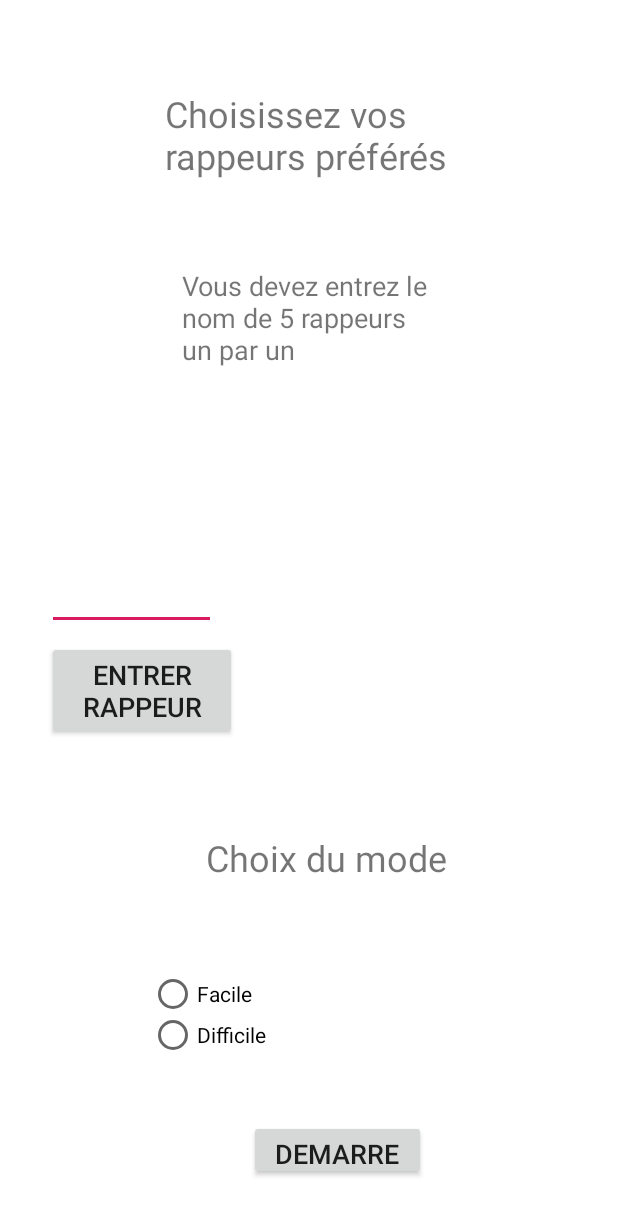
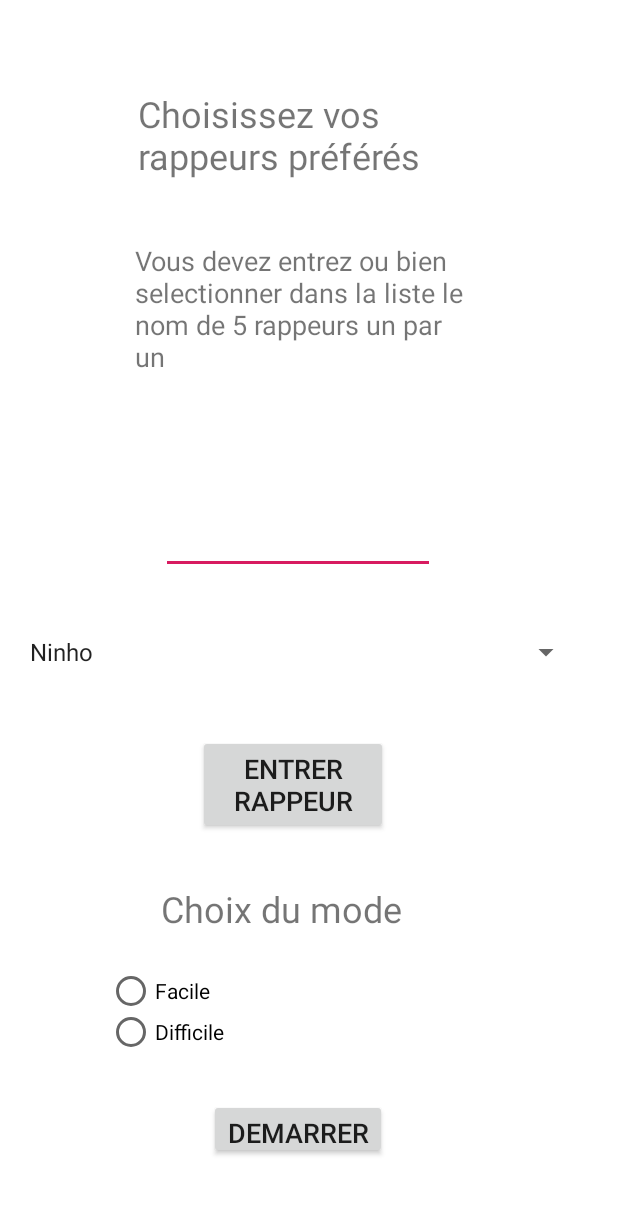
Before and after one commit to FaresAmiar/RapGuessR, an Android app: the ChoixRapperActivity screen opened directly, with no data from a screen before it, after a tap on "ENTRER RAPPEUR", on a phone screen of 412 x 824 dp. Shown: the top 1215 px of the screen. Run offline under Robolectric (Android 15) with nearby library versions, the phone set to English and light mode, and no system bars; our stand-ins replace Firebase (no records; nobody signed in at launch, a user with empty details on screens opened directly); 2 statements that could not run were skipped.

```diff
--- a/app/build.gradle
+++ b/app/build.gradle
@@ -30,4 +30,5 @@ dependencies {
     testImplementation 'junit:junit:4.12'
     androidTestImplementation 'androidx.test.ext:junit:1.1.1'
     androidTestImplementation 'androidx.test.espresso:espresso-core:3.2.0'
+    implementation 'com.google.firebase:firebase-firestore:21.4.1'
 }
--- a/app/src/main/java/com/rapguessr/ChoixRapperActivity.java
+++ b/app/src/main/java/com/rapguessr/ChoixRapperActivity.java
@@ -2,33 +2,51 @@ package com.rapguessr;
 
 import android.content.Intent;
 import android.os.Bundle;
+import android.text.TextUtils;
 import android.view.View;
 import android.widget.Button;
 import android.widget.EditText;
 import android.widget.RadioButton;
 import android.widget.RadioGroup;
+import android.widget.Spinner;
 import android.widget.Toast;
 
 import androidx.appcompat.app.AppCompatActivity;
 
+import com.google.firebase.database.DatabaseReference;
+import com.google.firebase.database.FirebaseDatabase;
+import com.rapguessr.models.User;
+
 import java.util.ArrayList;
-import java.util.List;
 
 public class ChoixRapperActivity extends AppCompatActivity {
 
-    private List<String> rappeurs;
+    private ArrayList<String> rappeurs;
     private EditText etRappeur;
+    private Spinner rappeurSpinner;
     private RadioGroup radioGroup;
     private int cptRappeurs;
     private RadioButton radFacile, radDifficile;
+    private String pseudo;
+
+    DatabaseReference databaseUser;
 
     @Override
     protected void onCreate(Bundle savedInstanceState) {
         super.onCreate(savedInstanceState);
         setContentView(R.layout.activity_choix_rapper);
 
+        databaseUser = FirebaseDatabase.getInstance().getReference("users");
+
+        Bundle extras = getIntent().getExtras();
+        pseudo =extras.getString("pseudo");
+
+        if(databaseUser.child(pseudo) == null)
+
+
         rappeurs = new ArrayList<>();
         etRappeur = findViewById(R.id.txtRappeur);
+        rappeurSpinner = findViewById(R.id.choixRappeur);
         radioGroup = findViewById(R.id.rdGroup);
         radFacile = findViewById(R.id.radFacile);
         radDifficile = findViewById(R.id.radDifficile);
@@ -71,10 +89,24 @@ public class ChoixRapperActivity extends AppCompatActivity {
     }
 
     private void btnRappeurListener() {
-            if (cptRappeurs < 5)
-                rappeurs.add(etRappeur.getText().toString());
+            String rappeurSaisie = etRappeur.getText().toString();
+            String rappeurChoix = rappeurSpinner.getSelectedItem().toString();
+            if (cptRappeurs < 5) {
+                cptRappeurs++;
+                if (TextUtils.isEmpty(rappeurSaisie) && !TextUtils.isEmpty(rappeurChoix))
+                    rappeurs.add(rappeurChoix);
+                if (!TextUtils.isEmpty(rappeurSaisie) && TextUtils.isEmpty(rappeurChoix))
+                    rappeurs.add(rappeurSaisie);
+                else
+                    Toast.makeText(getApplicationContext(),"Veuillez selectionner un rappeur",Toast.LENGTH_SHORT);
+            }
             else
                 Toast.makeText(getApplicationContext(),"Vous avez déja ajouté 5 rappeurs",Toast.LENGTH_SHORT);
     }
 
+    private void addUser(){
+        User user = new User(pseudo,0,rappeurs);
+        databaseUser.child(pseudo).setValue(user);
+    }
+
 }
--- a/app/src/main/java/com/rapguessr/User.java
+++ b/app/src/main/java/com/rapguessr/models/User.java
@@ -1,4 +1,4 @@
-package com.rapguessr;
+package com.rapguessr.models;
 
 import java.util.ArrayList;
 
--- a/app/src/main/res/layout/activity_choix_rapper.xml
+++ b/app/src/main/res/layout/activity_choix_rapper.xml
@@ -11,14 +11,14 @@
 
     <TextView
         android:id="@+id/etDesc"
-        android:layout_width="199dp"
-        android:layout_height="69dp"
+        android:layout_width="225dp"
+        android:layout_height="wrap_content"
         android:layout_alignParentStart="true"
         android:layout_alignParentTop="true"
         android:layout_alignParentEnd="true"
-        android:layout_marginStart="110dp"
+        android:layout_marginStart="92dp"
         android:layout_marginTop="59dp"
-        android:layout_marginEnd="102dp"
+        android:layout_marginEnd="93dp"
         android:text="Choisissez vos rappeurs préférés"
         android:textSize="24sp" />
 
@@ -28,8 +28,8 @@
         android:layout_height="54dp"
         android:layout_alignParentEnd="true"
         android:layout_alignParentBottom="true"
-        android:layout_marginEnd="45dp"
-        android:layout_marginBottom="123dp">
+        android:layout_marginEnd="73dp"
+        android:layout_marginBottom="125dp">
 
         <RadioButton
             android:id="@+id/radFacile"
@@ -51,9 +51,9 @@
         android:layout_alignParentStart="true"
         android:layout_alignParentEnd="true"
         android:layout_alignParentBottom="true"
-        android:layout_marginStart="137dp"
-        android:layout_marginEnd="96dp"
-        android:layout_marginBottom="236dp"
+        android:layout_marginStart="107dp"
+        android:layout_marginEnd="125dp"
+        android:layout_marginBottom="202dp"
         android:text="Choix du mode"
         android:textSize="24sp" />
 
@@ -64,22 +64,24 @@
         android:layout_alignParentStart="true"
         android:layout_alignParentEnd="true"
         android:layout_alignParentBottom="true"
-        android:layout_marginStart="166dp"
-        android:layout_marginEnd="128dp"
-        android:layout_marginBottom="37dp"
+        android:layout_marginStart="139dp"
+        android:layout_marginEnd="154dp"
+        android:layout_marginBottom="51dp"
         android:text="DEMARRER"
         android:textSize="18sp" />
 
     <EditText
         android:id="@+id/txtRappeur"
-        android:layout_width="111dp"
-        android:layout_height="48dp"
-        android:layout_above="@+id/tvChoix"
+        android:layout_width="wrap_content"
+        android:layout_height="35dp"
+        android:layout_above="@+id/choixRappeur"
+        android:layout_below="@+id/textView"
         android:layout_alignParentStart="true"
         android:layout_alignParentEnd="true"
-        android:layout_marginStart="31dp"
-        android:layout_marginEnd="268dp"
-        android:layout_marginBottom="135dp"
+        android:layout_marginStart="107dp"
+        android:layout_marginTop="40dp"
+        android:layout_marginEnd="122dp"
+        android:layout_marginBottom="40dp"
         android:ems="10"
         android:inputType="textPersonName"
         android:textSize="12sp" />
@@ -91,24 +93,36 @@
         android:layout_above="@+id/tvChoix"
         android:layout_alignParentStart="true"
         android:layout_alignParentEnd="true"
-        android:layout_marginStart="31dp"
-        android:layout_marginEnd="254dp"
-        android:layout_marginBottom="62dp"
+        android:layout_marginStart="132dp"
+        android:layout_marginEnd="153dp"
+        android:layout_marginBottom="33dp"
         android:text="Entrer Rappeur"
         android:textSize="18sp" />
 
     <TextView
         android:id="@+id/textView"
-        android:layout_width="164dp"
+        android:layout_width="225dp"
         android:layout_height="wrap_content"
         android:layout_below="@+id/etDesc"
         android:layout_alignParentStart="true"
         android:layout_alignParentEnd="true"
-        android:layout_marginStart="121dp"
-        android:layout_marginTop="49dp"
-        android:layout_marginEnd="126dp"
-        android:text="Vous devez entrez le nom de 5 rappeurs un par un"
+        android:layout_marginStart="90dp"
+        android:layout_marginTop="41dp"
+        android:layout_marginEnd="95dp"
+        android:text="Vous devez entrez ou bien selectionner dans la liste le nom de 5 rappeurs un par un"
         android:textSize="18sp" />
+
+    <Spinner
+        android:id="@+id/choixRappeur"
+        android:layout_width="375dp"
+        android:layout_height="wrap_content"
+        android:layout_above="@+id/btnRappeur"
+        android:layout_alignParentStart="true"
+        android:layout_alignParentEnd="true"
+        android:layout_marginStart="12dp"
+        android:layout_marginEnd="24dp"
+        android:layout_marginBottom="43dp"
+        android:entries="@array/rappeurs" />
 
 
 </RelativeLayout>
```
Also changed, not shown: app/src/main/java/com/rapguessr/MainActivity.java (+19 -3 lines), app/src/main/res/layout/activity_main.xml (+20 -3 lines).
